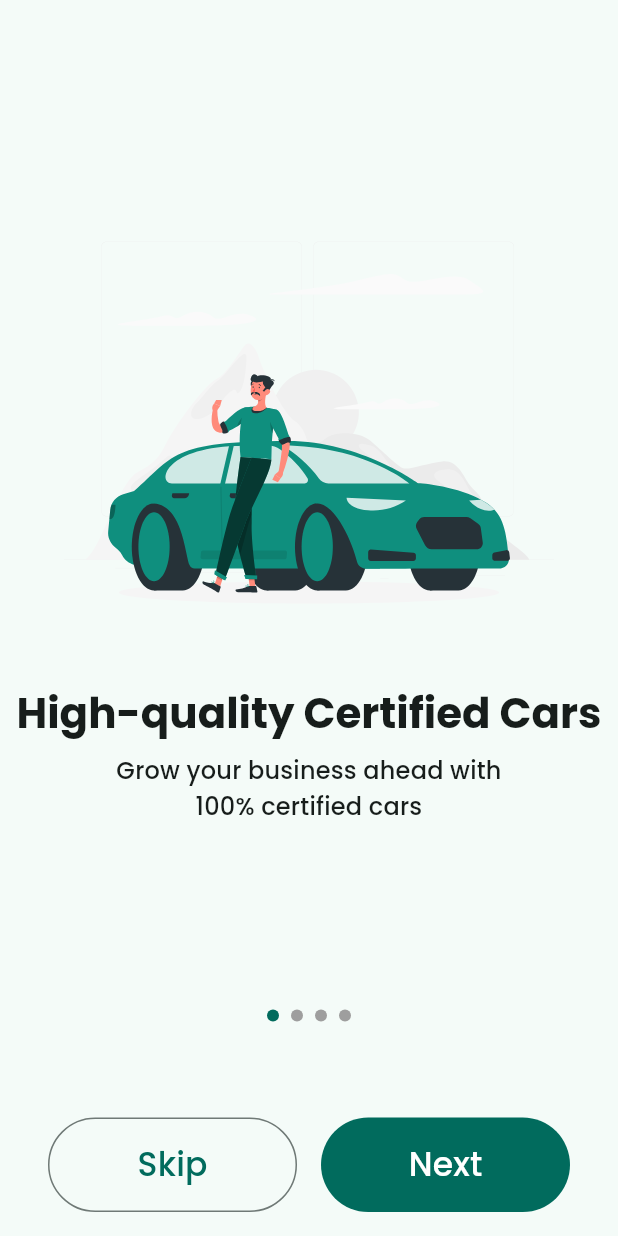
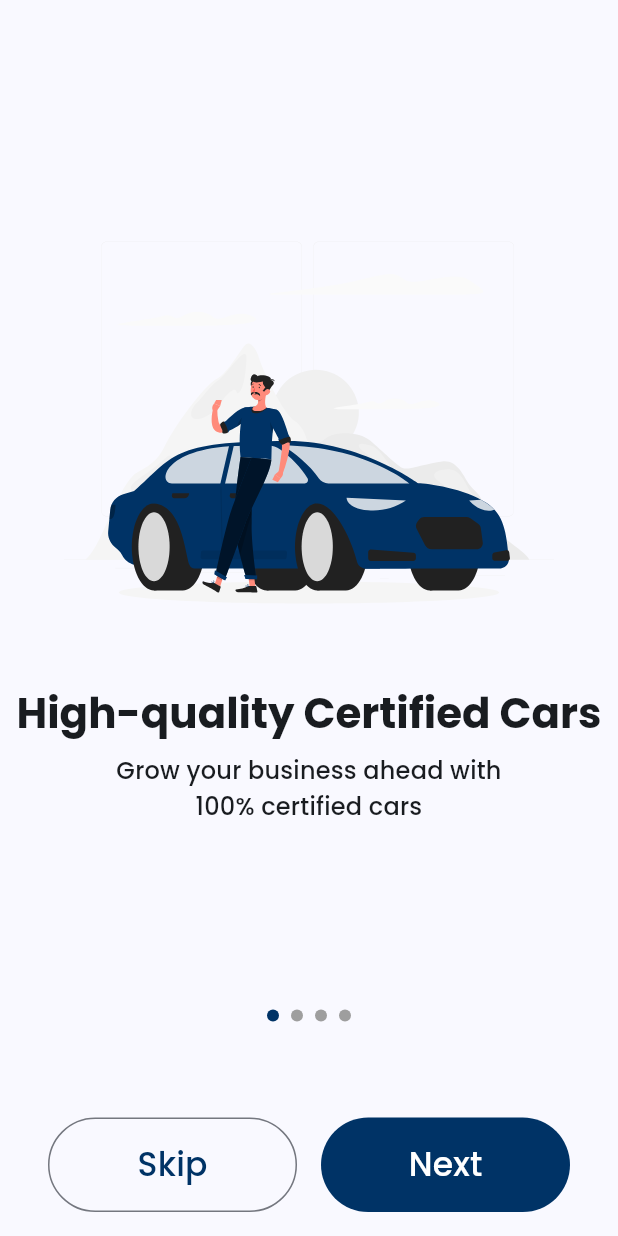
Before and after one commit to ADITHS7/KeraCars, a Flutter app: the screen it shows after launch, on a phone screen of 412 x 824 dp. Run offline on Flutter 3.47's test engine with Material 2 defaults, Android fonts, the phone set to English and light mode, and no system bars; drawn by our look-alikes of smooth_page_indicator; our stand-ins replace dio, equatable, flutter_bloc, flutter_dotenv, flutter_svg, freezed_annotation and 6 more; accounts and stored records are empty; generated files the repository leaves out were written again.

Commit message:
style: Change app theme color scheme

```diff
--- a/lib/config/theme/app_theme.dart
+++ b/lib/config/theme/app_theme.dart
@@ -1,7 +1,12 @@
 import 'package:flutter/material.dart';
 
 ThemeData myTheme = ThemeData(
-  colorScheme: ColorScheme.fromSeed(seedColor: const Color(0xFF0f8f7e)),
+  colorScheme: ColorScheme.fromSeed(
+    seedColor: const Color(0xFF003366),
+    primary: const Color(0xFF003366),
+    secondary: const Color(0xFF06FFE1),
+    // background: Colors.white,
+  ),
   useMaterial3: true,
   fontFamily: 'Poppins',
 );
```
Also changed, not shown: assets/svg/onboarding1.svg, assets/svg/onboarding2.svg, assets/svg/onboarding3.svg, assets/svg/onboarding4.svg, assets/svg/splash_image.svg.
